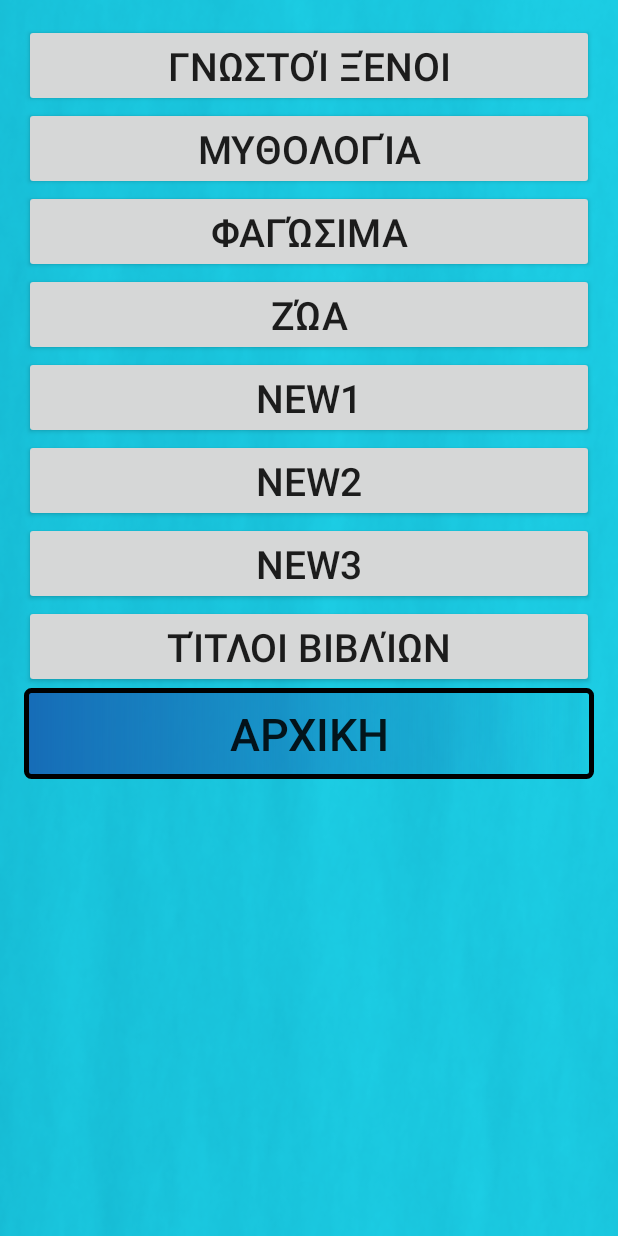
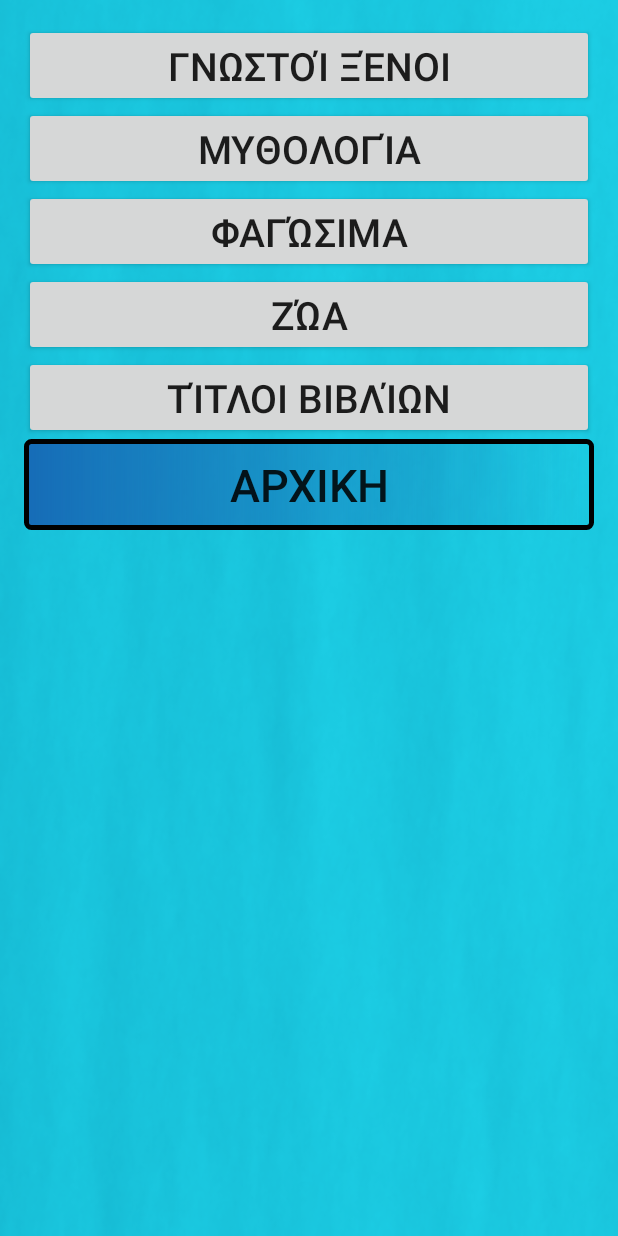
Before and after one commit to Nikalexion/MyApplication, an Android app: the Shop screen opened directly, with no data from a screen before it, on a phone screen of 412 x 824 dp. Run offline under Robolectric (Android 15) with nearby library versions, the phone set to English and light mode, and no system bars.

Commit message:
Evgala to unity kai ekana dinamika ta costy (ta travaei mesa apo to arrays)

```diff
--- a/app/src/main/java/com/nikalexion/myapplication/Shop.java
+++ b/app/src/main/java/com/nikalexion/myapplication/Shop.java
@@ -15,24 +15,14 @@ import android.widget.ScrollView;
 import android.widget.TableRow;
 import android.widget.Toast;
 
-import com.google.android.gms.ads.AdRequest;
-import com.google.android.gms.ads.MobileAds;
-import com.google.android.gms.ads.reward.RewardItem;
-import com.google.android.gms.ads.reward.RewardedVideoAd;
-import com.google.android.gms.ads.reward.RewardedVideoAdListener;
 
 
-import static com.unity3d.ads.properties.ClientProperties.getActivity;
 
-
-public class Shop extends AppCompatActivity implements RewardedVideoAdListener {
+public class Shop extends AppCompatActivity {
 
     public static final String PREF_LEFTA = "LEFTA";
     public static final String PREF_AGORES = "AGORES";
 
-
-    private Button moneyPlus;
-    private RewardedVideoAd mAd;
 
 
 
@@ -41,14 +31,12 @@ public class Shop extends AppCompatActivity implements RewardedVideoAdListener {
     protected void onCreate(Bundle savedInstanceState) {
         super.onCreate(savedInstanceState);
         setContentView(R.layout.activity_shop);
-        //TODO na kano tis diafimiseis ksana na doulevoun
-        //mAd = MobileAds.getRewardedVideoAdInstance(this);
-        //mAd.setRewardedVideoAdListener(this);
 
-
+        //TODO na xrisimopoiountai ta "lefta" gia na vafei prassino/gri ta koumbia
         SharedPreferences lefta = getApplicationContext().getSharedPreferences(PREF_LEFTA, 0);
         SharedPreferences agorasmena = getApplicationContext().getSharedPreferences(PREF_AGORES, 0);
 
+        String[] kostiKatigorion = getResources().getStringArray(R.array.costs);
         String[] onomataKatigorion = getResources().getStringArray(R.array.category_names);
         String[] katigories = getResources().getStringArray(R.array.categories);
         final int Array_Count = katigories.length;
@@ -57,13 +45,14 @@ public class Shop extends AppCompatActivity implements RewardedVideoAdListener {
 
         for (int i = 0; i < Array_Count-6; i++) {
             final String kat = katigories[i+6];
+            final String cost = kostiKatigorion[i+6];
             TableRow row = new TableRow(this);
             row.setId(i);
             row.setLayoutParams(new ScrollView.LayoutParams(ScrollView.LayoutParams.MATCH_PARENT,ScrollView.LayoutParams.WRAP_CONTENT,3));
             final Button buyButton = new Button(this);
             buyButton.setOnClickListener(new View.OnClickListener() {
                 public void onClick(View view) {
-                    alert(buyButton,kat,Array_Count-6);
+                    alert(buyButton,kat,Array_Count-6,cost);
                 }
             });
             buyButton.setId(i);
@@ -86,16 +75,13 @@ public class Shop extends AppCompatActivity implements RewardedVideoAdListener {
                 finish();
             }
         });
-        //TODO meros ton diafimiseon
-        //loadRewardedVideoAd();
+
 
         /*
         final SharedPreferences lefta = getSharedPreferences(PREF_LEFTA, 0);
         final SharedPreferences agorasmena = getSharedPreferences(PREF_AGORES, 0);
 
 
-        mAd = MobileAds.getRewardedVideoAdInstance(this);
-        mAd.setRewardedVideoAdListener(this);
 
 
         new1 = (Button) findViewById(R.id.new1);
@@ -131,16 +117,6 @@ public class Shop extends AppCompatActivity implements RewardedVideoAdListener {
             }
         });
 
-        //koumbi gia ta lefta
-        moneyPlus = (Button) findViewById(R.id.moneyPlus);
-        moneyPlus.setOnClickListener(new View.OnClickListener() {
-            @Override
-            public void onClick(View view){
-                if (mAd.isLoaded()){
-                    mAd.show();
-                }
-            }
-        });
 
         //xromatismos se prasino otan exei ta lefta gia agora
         if(!agorasmena.getBoolean("new1",false)&& (lefta.getInt("lefta",0) > 1)) {
@@ -156,8 +132,8 @@ public class Shop extends AppCompatActivity implements RewardedVideoAdListener {
         */
     }
 
-    public void alert(final Button koumbi, final String onomaAgoras, final int plithosKoumbion){
-
+    public void alert(final Button koumbi, final String onomaAgoras, final int plithosKoumbion, final String cost){
+        final int costInt = Integer.parseInt(cost);
         final SharedPreferences lefta = getSharedPreferences(PREF_LEFTA, 0);
         final SharedPreferences agorasmena = getSharedPreferences(PREF_AGORES, 0);
 
@@ -166,7 +142,6 @@ public class Shop extends AppCompatActivity implements RewardedVideoAdListener {
         AlertDialog alertDialog;
         ContextThemeWrapper ctw = new ContextThemeWrapper(this, R.style.MyAlertDialogStyle);
         AlertDialog.Builder builder = new AlertDialog.Builder(ctw);
-        //AlertDialog.Builder builder = new AlertDialog.Builder(new ContextThemeWrapper(this, R.style.testing));
         alertDialog = builder.create();
         alertDialog.getWindow().setLayout(200, 400);
 
@@ -174,7 +149,7 @@ public class Shop extends AppCompatActivity implements RewardedVideoAdListener {
         //TODO sovaro titlo kai genika olo afto allagi me sostes times ktlp
         builder.setTitle("Αγορά κατηγορίας");
         //Start setting up the builder
-        builder.setMessage("Είσαι σίγουρος ότι θες να αγοράσεις την κατηγορία "+koumbi.getText()+" ? Έχεις " +Integer.toString(paliaLefta)+ " και κοστίζει 2");
+        builder.setMessage("Είσαι σίγουρος ότι θες να αγοράσεις την κατηγορία "+koumbi.getText()+" ? Έχεις " +Integer.toString(paliaLefta)+ " και κοστίζει "+cost);
 
         // Add the buttons
         builder.setPositiveButton("ok", new DialogInterface.OnClickListener() {
@@ -183,8 +158,8 @@ public class Shop extends AppCompatActivity implements RewardedVideoAdListener {
                 koumbi.setEnabled(false);
                 koumbi.setBackgroundResource(R.drawable.shop_btn);
 
-                //TODO min ksexasoume na allaksoume times
-                int neaLefta = paliaLefta - 2;
+                //TODO min ksexasoume na allaksoume times sto arrays
+                int neaLefta = paliaLefta - costInt;
                 SharedPreferences.Editor lefta_editor = lefta.edit();
                 lefta_editor.putInt("lefta", neaLefta);
                 lefta_editor.apply();
@@ -194,7 +169,8 @@ public class Shop extends AppCompatActivity implements RewardedVideoAdListener {
                 editor.apply();
 
                 //TODO edo einai gia dinamiko ksevapsimo ton koumpion apo prassino alla den vrisko pos na vrisko ta koumbia
-                if(lefta.getInt("lefta",0) < 2) {
+                //ase pou me dinamikes times thelei ligi douleia vsk
+                if(lefta.getInt("lefta",0) < 8) {
                     for (int i = 0; i < plithosKoumbion; i++) {
 
                     }
@@ -221,61 +197,4 @@ public class Shop extends AppCompatActivity implements RewardedVideoAdListener {
         dialog.show();
     }
 
-
-    private void loadRewardedVideoAd() {
-        if(!mAd.isLoaded()){
-            mAd.loadAd("ca-app-pub-5861682469694178/2306813044", new AdRequest.Builder().build());
-        }else{
-            moneyPlus.setEnabled(true);
-            moneyPlus.setText("Bonus Money");
-        }
-    }
-
-    @Override
-    public void onRewarded(RewardItem reward) {
-        Toast.makeText(this, "onRewarded! currency: " + reward.getType() + "  amount: " +
-                reward.getAmount(), Toast.LENGTH_SHORT).show();
-
-        SharedPreferences lefta = getSharedPreferences(PREF_LEFTA, 0);
-        //etoimazo to editor
-        SharedPreferences.Editor lefta_editor = lefta.edit();
-        //ta getType einai "lefta" kai to getAmount einai int posou rithmismeno apo to admob
-        lefta_editor.putInt(reward.getType(), lefta.getInt(reward.getType(), 0) + reward.getAmount());
-        lefta_editor.apply();
-    }
-
-    @Override
-    public void onRewardedVideoAdLeftApplication() {
-        Toast.makeText(this, "onRewardedVideoAdLeftApplication",
-                Toast.LENGTH_SHORT).show();
-        //den to ipostirizei to unity
-    }
-
-    @Override
-    public void onRewardedVideoAdClosed() {
-        Toast.makeText(this, "onRewardedVideoAdClosed", Toast.LENGTH_SHORT).show();
-    }
-
-    @Override
-    public void onRewardedVideoAdFailedToLoad(int errorCode) {
-        Toast.makeText(this, "onRewardedVideoAdFailedToLoad", Toast.LENGTH_SHORT).show();
-    }
-
-    @Override
-    public void onRewardedVideoAdLoaded() {
-        Toast.makeText(this, "onRewardedVideoAdLoaded", Toast.LENGTH_SHORT).show();
-        moneyPlus.setEnabled(true);
-        moneyPlus.setText("Bonus Money");
-    }
-
-    @Override
-    public void onRewardedVideoAdOpened() {
-        Toast.makeText(this, "onRewardedVideoAdOpened", Toast.LENGTH_SHORT).show();
-    }
-
-    @Override
-    public void onRewardedVideoStarted() {
-        Toast.makeText(this, "onRewardedVideoStarted", Toast.LENGTH_SHORT).show();
-    }
-
 }
--- a/app/src/main/res/values/array.xml
+++ b/app/src/main/res/values/array.xml
@@ -15,12 +15,9 @@
         <item>food</item>
 
         <item>animals</item>
-        <item>new1</item>
-        <item>new2</item>
-
-        <item>new3</item>
         <item>books</item>
     </string-array>
+
     <string-array name="category_names">
         <item>Τυχαίες λέξεις</item>
         <item>Ελληνικές ταινίες</item>
@@ -35,11 +32,24 @@
         <item>Φαγώσιμα</item>
 
         <item>Ζώα</item>
-        <item>new1</item>
-        <item>new2</item>
-
-        <item>new3</item>
         <item>Τίτλοι βιβλίων</item>
+    </string-array>
+
+    <string-array name="costs">
+        <item>0</item>
+        <item>0</item>
+        <item>0</item>
+
+        <item>0</item>
+        <item>0</item>
+        <item>0</item>
+
+        <item>1</item>
+        <item>2</item>
+        <item>4</item>
+
+        <item>6</item>
+        <item>8</item>
     </string-array>
 
     <string-array name="random">
--- a/app/src/main/res/values/styles.xml
+++ b/app/src/main/res/values/styles.xml
@@ -39,8 +39,4 @@
 
     </style>
 
-    <style name="testing5555" parent="android:Theme">
-
-    </style>
-
 </resources>
```
Also changed, not shown: app/src/main/AndroidManifest.xml (+0 -10 lines), app/libs/UnityAdsAdapter.jar (deleted), app/libs/classes.jar (deleted), 1 other file.
